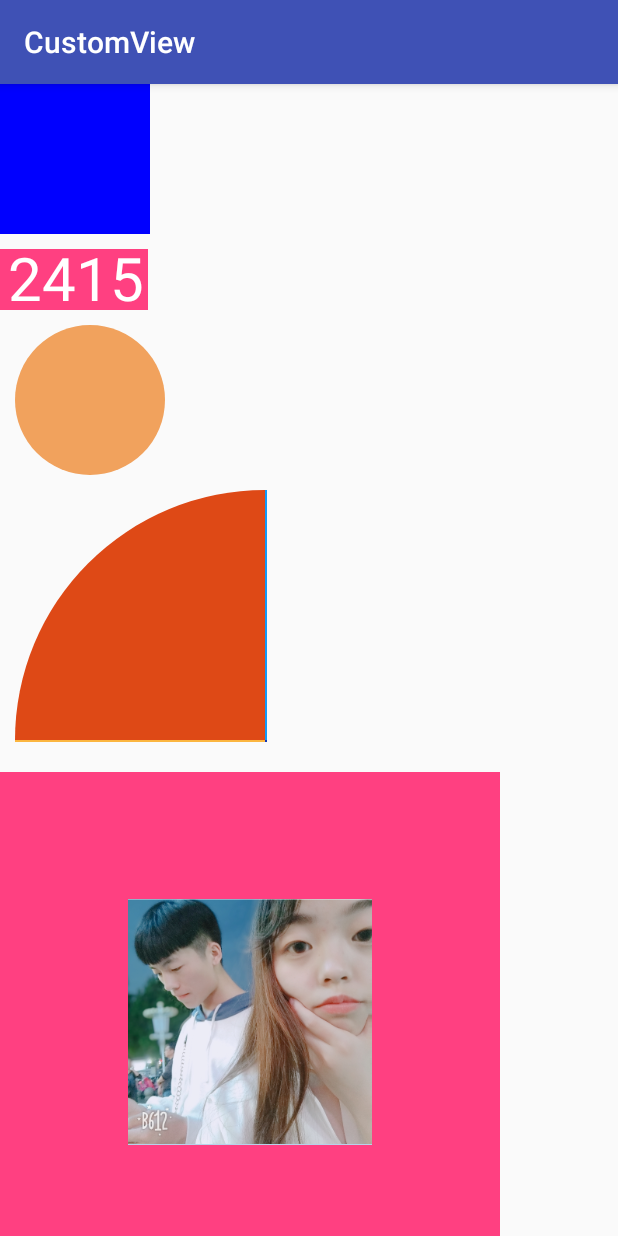
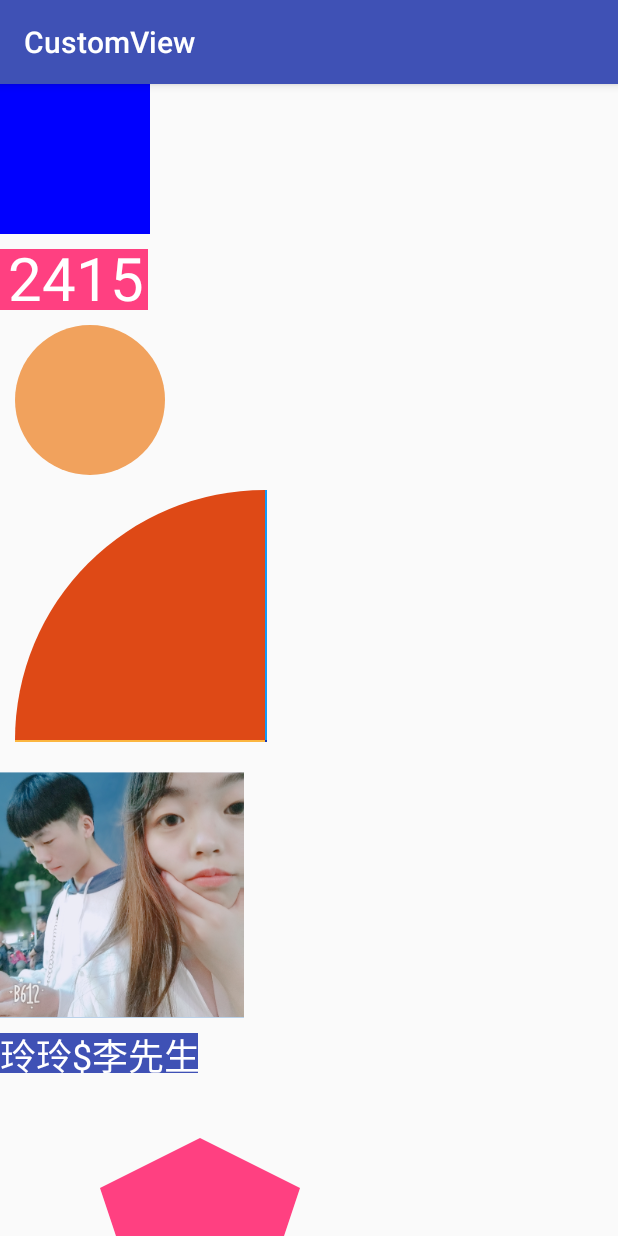
Before and after one commit to lyh1299259684/CustomView, an Android app: the screen it shows after launch (MainActivity), on a phone screen of 412 x 824 dp. Run offline under Robolectric (Android 15) with nearby library versions, the phone set to English and light mode, and no system bars.

Commit message:
优化绘制Bitmap

```diff
--- a/app/src/main/java/com/liyahong/customview/widget/DrawBitmap.java
+++ b/app/src/main/java/com/liyahong/customview/widget/DrawBitmap.java
@@ -25,6 +25,7 @@ public class DrawBitmap extends View {
 
     private int resId;
     private Paint mPaint;
+    private Bitmap mBitmap;
 
     public DrawBitmap(Context context) {
         this(context, null);
@@ -48,17 +49,16 @@ public class DrawBitmap extends View {
 
     private void init() {
         mPaint = new Paint();
+        mBitmap = BitmapFactory.decodeResource(getResources(), resId);
     }
 
     @Override
     protected void onDraw(Canvas canvas) {
         super.onDraw(canvas);
 
-        @SuppressLint("DrawAllocation")
-        Bitmap bitmap = BitmapFactory.decodeResource(getResources(), resId);
-        int width = (getWidth() - bitmap.getWidth()) / 2;
-        int height = (getHeight() - bitmap.getHeight()) / 2;
-        canvas.drawBitmap(bitmap, width, height, mPaint);
+        int width = getWidth() / 2 - mBitmap.getWidth() / 2;
+        int height = getHeight() / 2 - mBitmap.getHeight() / 2;
+        canvas.drawBitmap(mBitmap, width, height, mPaint);
     }
 
     @Override
@@ -74,13 +74,13 @@ public class DrawBitmap extends View {
         if (widthMode == MeasureSpec.EXACTLY) { //match_parent or custom
             width = widthSize;
         } else {
-            width = 500;
+            width = getPaddingLeft() + getPaddingRight() + mBitmap.getWidth();
         }
 
         if (heightMode == MeasureSpec.EXACTLY) {
             height = heightSize;
         } else {
-            height = 500;
+            height = getPaddingTop() + getPaddingBottom() + mBitmap.getHeight();
         }
 
         //重置尺寸
```
